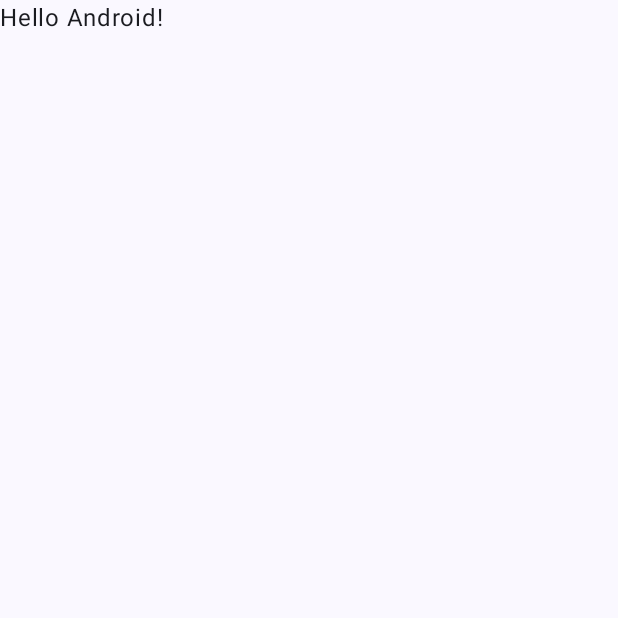
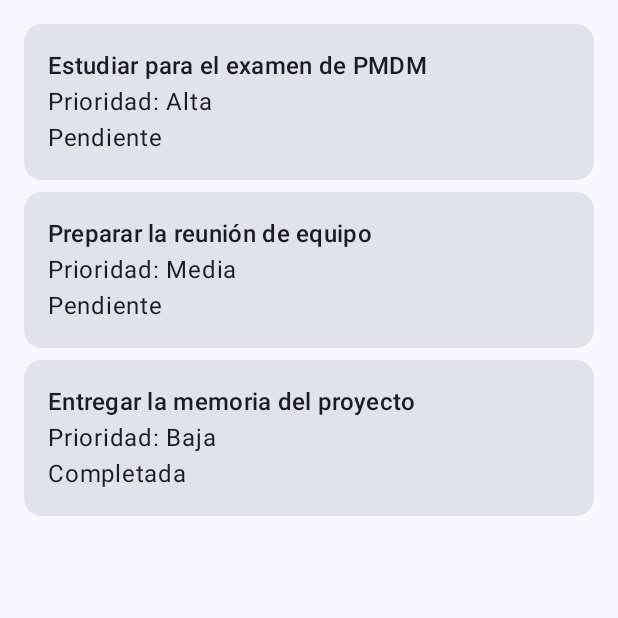
Before and after one commit to joaquintorrubia/Gestor_Tareas, an Android app built with Jetpack Compose: the screen it shows after launch (MainActivity), on a phone screen of 412 x 824 dp, the top half of it. Before the commit the part shown is almost empty. Run offline under Robolectric (Android 15) with nearby library versions, the phone set to English and light mode, and no system bars.

Commit message:
creacion ListatareasScreen Borrar gretting y preview del Main

```diff
--- a/app/src/main/java/com/joaquin/gestor_tareas_pmm/MainActivity.kt
+++ b/app/src/main/java/com/joaquin/gestor_tareas_pmm/MainActivity.kt
@@ -7,10 +7,12 @@ import androidx.activity.enableEdgeToEdge
 import androidx.compose.foundation.layout.fillMaxSize
 import androidx.compose.foundation.layout.padding
 import androidx.compose.material3.Scaffold
-import androidx.compose.material3.Text
-import androidx.compose.runtime.Composable
+import androidx.compose.runtime.collectAsState
+import androidx.compose.runtime.getValue
 import androidx.compose.ui.Modifier
-import androidx.compose.ui.tooling.preview.Preview
+import androidx.lifecycle.viewmodel.compose.viewModel
+import com.joaquin.gestor_tareas_pmm.ui.TareasViewModel
+import com.joaquin.gestor_tareas_pmm.ui.screens.ListaTareasScreen
 import com.joaquin.gestor_tareas_pmm.ui.theme.Gestor_Tareas_PMMTheme
 
 class MainActivity : ComponentActivity() {
@@ -18,10 +20,13 @@ class MainActivity : ComponentActivity() {
         super.onCreate(savedInstanceState)
         enableEdgeToEdge()
         setContent {
+            val viewModel: TareasViewModel = viewModel()
+            val tareas by viewModel.tareas.collectAsState()
+
             Gestor_Tareas_PMMTheme {
                 Scaffold(modifier = Modifier.fillMaxSize()) { innerPadding ->
-                    Greeting(
-                        name = "Android",
+                    ListaTareasScreen(
+                        tareas = tareas,
                         modifier = Modifier.padding(innerPadding)
                     )
                 }
@@ -29,19 +34,3 @@ class MainActivity : ComponentActivity() {
         }
     }
 }
-
-@Composable
-fun Greeting(name: String, modifier: Modifier = Modifier) {
-    Text(
-        text = "Hello $name!",
-        modifier = modifier
-    )
-}
-
-@Preview(showBackground = true)
-@Composable
-fun GreetingPreview() {
-    Gestor_Tareas_PMMTheme {
-        Greeting("Android")
-    }
-}
--- /dev/null
+++ b/app/src/main/java/com/joaquin/gestor_tareas_pmm/ui/TareasViewModel.kt
@@ -0,0 +1,36 @@
+package com.joaquin.gestor_tareas_pmm.ui
+
+import androidx.lifecycle.ViewModel
+import com.joaquin.gestor_tareas_pmm.model.Prioridad
+import com.joaquin.gestor_tareas_pmm.model.Tarea
+import kotlinx.coroutines.flow.MutableStateFlow
+import kotlinx.coroutines.flow.StateFlow
+import kotlinx.coroutines.flow.asStateFlow
+
+class TareasViewModel : ViewModel() {
+
+    private val _tareas = MutableStateFlow(
+        listOf(
+            Tarea(
+                id = 1,
+                titulo = "Estudiar para el examen de PMDM",
+                descripcion = "Repasar Room, DataStore y Retrofit",
+                prioridad = Prioridad.ALTA
+            ),
+            Tarea(
+                id = 2,
+                titulo = "Preparar la reunión de equipo",
+                descripcion = "Revisar el orden del día y los informes",
+                prioridad = Prioridad.MEDIA
+            ),
+            Tarea(
+                id = 3,
+                titulo = "Entregar la memoria del proyecto",
+                descripcion = "Subir el PDF a la plataforma",
+                prioridad = Prioridad.BAJA,
+                completada = true
+            )
+        )
+    )
+    val tareas: StateFlow<List<Tarea>> = _tareas.asStateFlow()
+}
--- /dev/null
+++ b/app/src/main/java/com/joaquin/gestor_tareas_pmm/ui/screens/ListaTareasScreen.kt
@@ -0,0 +1,101 @@
+package com.joaquin.gestor_tareas_pmm.ui.screens
+
+import androidx.compose.foundation.layout.Arrangement
+import androidx.compose.foundation.layout.Box
+import androidx.compose.foundation.layout.Column
+import androidx.compose.foundation.layout.PaddingValues
+import androidx.compose.foundation.layout.fillMaxSize
+import androidx.compose.foundation.layout.fillMaxWidth
+import androidx.compose.foundation.layout.padding
+import androidx.compose.foundation.lazy.LazyColumn
+import androidx.compose.foundation.lazy.items
+import androidx.compose.material3.Card
+import androidx.compose.material3.MaterialTheme
+import androidx.compose.material3.Text
+import androidx.compose.runtime.Composable
+import androidx.compose.ui.Alignment
+import androidx.compose.ui.Modifier
+import androidx.compose.ui.tooling.preview.Preview
+import androidx.compose.ui.unit.dp
+import com.joaquin.gestor_tareas_pmm.model.Prioridad
+import com.joaquin.gestor_tareas_pmm.model.Tarea
+import com.joaquin.gestor_tareas_pmm.ui.theme.Gestor_Tareas_PMMTheme
+
+@Composable
+fun TarjetaTarea(tarea: Tarea, modifier: Modifier = Modifier) {
+    Card(modifier = modifier.fillMaxWidth()) {
+        Column(modifier = Modifier.padding(16.dp)) {
+            Text(text = tarea.titulo, style = MaterialTheme.typography.titleMedium)
+            Text(text = "Prioridad: ${tarea.prioridad.etiqueta}")
+            Text(text = if (tarea.completada) "Completada" else "Pendiente")
+        }
+    }
+}
+
+
+@Composable
+fun ListaTareasScreen(tareas: List<Tarea>, modifier: Modifier = Modifier) {
+    if (tareas.isEmpty()) {
+        Box(
+            modifier = modifier.fillMaxSize(),
+            contentAlignment = Alignment.Center
+        ) {
+            Text(
+                text = "No hay tareas. ¡Añade la primera!",
+                style = MaterialTheme.typography.bodyLarge
+            )
+        }
+    } else {
+        LazyColumn(
+            modifier = modifier.fillMaxSize(),
+            contentPadding = PaddingValues(16.dp),
+            verticalArrangement = Arrangement.spacedBy(8.dp)
+        ) {
+            items(tareas, key = { it.id }) { tarea ->
+                TarjetaTarea(tarea = tarea)
+            }
+        }
+    }
+}
+
+@Preview(showBackground = true)
+@Composable
+fun TarjetaTareaPendientePreview() {
+    Gestor_Tareas_PMMTheme {
+        TarjetaTarea(
+            tarea = Tarea(id = 1, titulo = "Estudiar para el examen", prioridad = Prioridad.ALTA)
+        )
+    }
+}
+
+@Preview(showBackground = true)
+@Composable
+fun TarjetaTareaCompletadaPreview() {
+    Gestor_Tareas_PMMTheme {
+        TarjetaTarea(
+            tarea = Tarea(id = 2, titulo = "Entregar la memoria", prioridad = Prioridad.BAJA, completada = true)
+        )
+    }
+}
+
+@Preview(showBackground = true)
+@Composable
+fun ListaTareasConDatosPreview() {
+    Gestor_Tareas_PMMTheme {
+        ListaTareasScreen(
+            tareas = listOf(
+                Tarea(id = 1, titulo = "Estudiar para el examen", prioridad = Prioridad.ALTA),
+                Tarea(id = 2, titulo = "Preparar la reunión", prioridad = Prioridad.MEDIA),
+                Tarea(id = 3, titulo = "Entregar la memoria", prioridad = Prioridad.BAJA, completada = true)
+            )
+        )
+    }
+}
+
+@Preview(showBackground = true)
+@Composable
+fun ListaTareasVaciaPreview() {
+    Gestor_Tareas_PMMTheme {
+        ListaTareasScreen(tareas = emptyList())
+    }
+}
```
